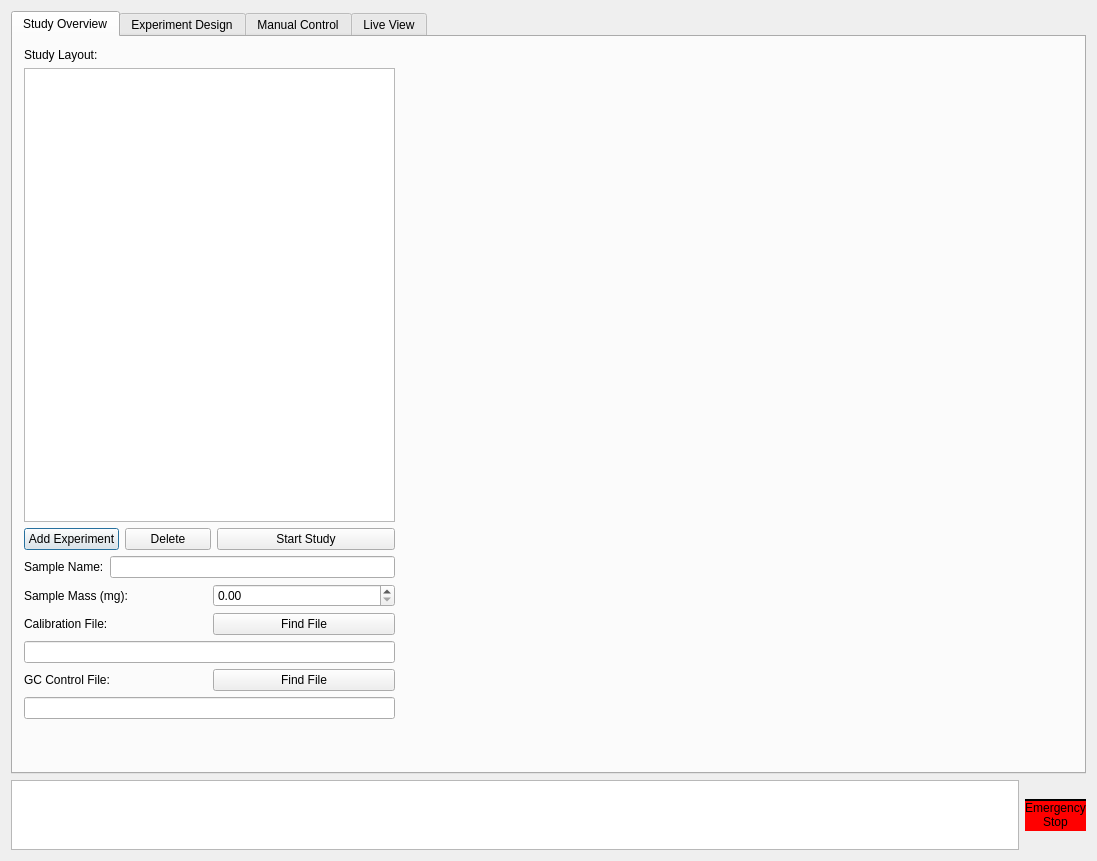
First picture: the form in photoreactor_code/reactorUI.ui, repository Dionne-Lab/catalight, before the edit.
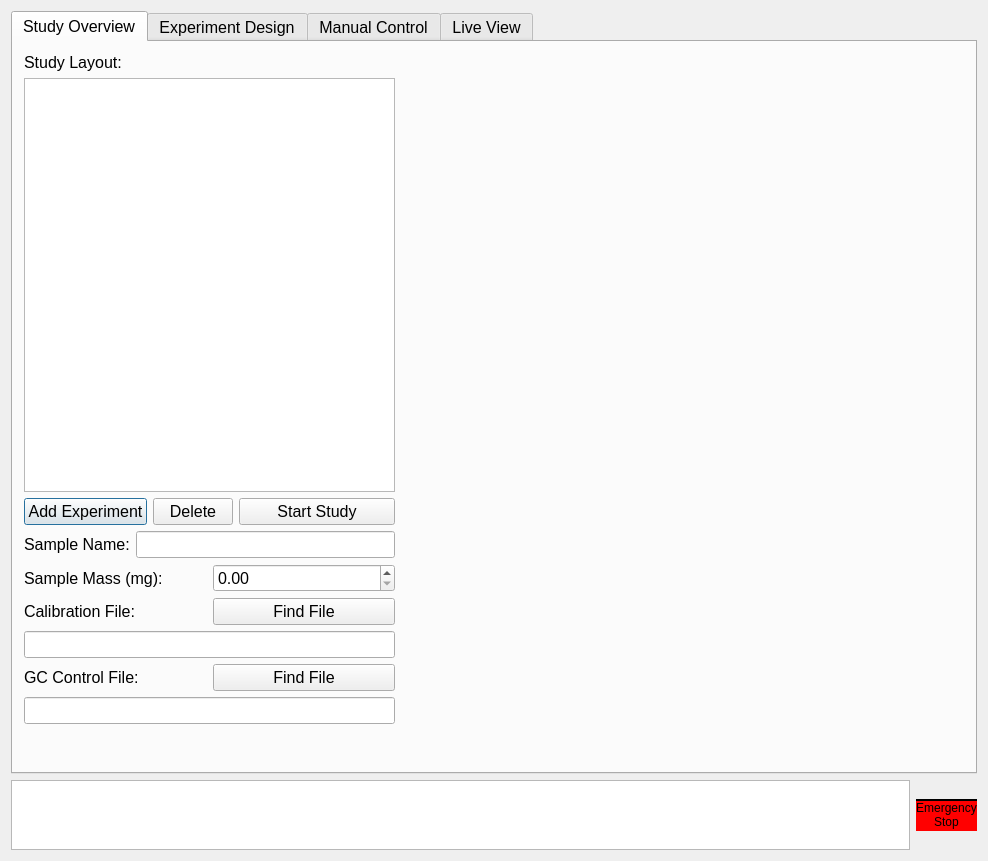
Second picture: the form after the edit. Icons and pictures are not drawn. Custom widgets are drawn as their Qt base class.

Commit message: major additions to code, mostly improving readability, documentation, adding comp sweep function to gui. In process of fully supporting calibration experiments

```diff
--- a/photoreactor_code/reactorUI.ui
+++ b/photoreactor_code/reactorUI.ui
@@ -6,7 +6,7 @@
    <rect>
     <x>0</x>
     <y>0</y>
-    <width>1097</width>
+    <width>988</width>
     <height>861</height>
    </rect>
   </property>
@@ -26,6 +26,11 @@
        <verstretch>0</verstretch>
       </sizepolicy>
      </property>
+     <property name="font">
+      <font>
+       <pointsize>12</pointsize>
+      </font>
+     </property>
      <property name="autoFillBackground">
       <bool>false</bool>
      </property>
@@ -47,7 +52,7 @@
        </property>
        <layout class="QVBoxLayout" name="verticalLayout_7"/>
       </widget>
-      <widget class="QWidget" name="">
+      <widget class="QWidget" name="layoutWidget">
        <property name="geometry">
         <rect>
          <x>11</x>
```
Left out of the diff: 2 changed lines with no effect on the pictures. The commit also changes 7 other files.
